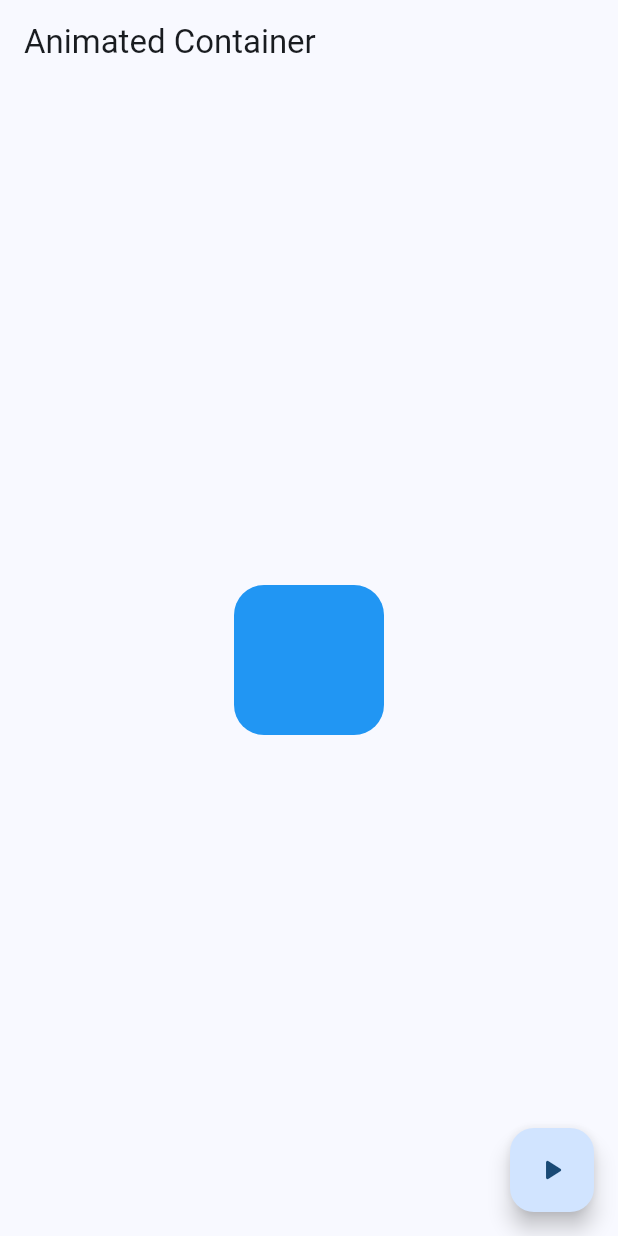
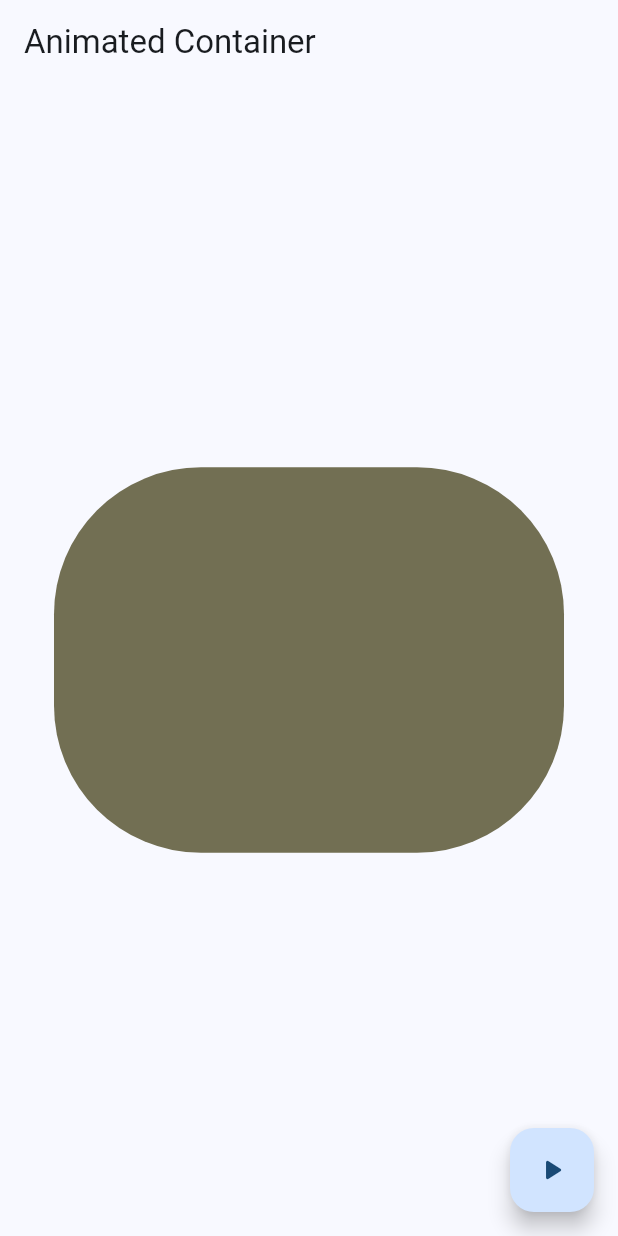
Before and after one commit to edisondavidcode/widgets_app_flutter, a Flutter app: the AnimatedScreen screen opened by its route, after a tap on the "play arrow" icon, on a phone screen of 412 x 824 dp. Run offline on Flutter 3.47's test engine with Material 3 defaults, Android fonts, the phone set to English and light mode, and no system bars; our stand-ins replace go_router.

Commit message:
Animar las propiedades del contenedor

```diff
--- a/lib/presentation/screens/animated/animated_screen.dart
+++ b/lib/presentation/screens/animated/animated_screen.dart
@@ -1,9 +1,30 @@
+import 'dart:math' show Random;
 import 'package:flutter/material.dart';
 
-class AnimatedScreen extends StatelessWidget {
+class AnimatedScreen extends StatefulWidget {
   static const name = 'animated_screen';
 
   const AnimatedScreen({super.key});
+
+  @override
+  State<AnimatedScreen> createState() => _AnimatedScreenState();
+}
+
+class _AnimatedScreenState extends State<AnimatedScreen> {
+  double width = 50;
+  double height = 50;
+  Color color = Colors.indigo;
+  double borderRadius = 10.0;
+
+  void changeShape() {
+    final random = Random();
+    width = random.nextInt(300) + 120;
+    height = random.nextInt(300) + 120;
+    borderRadius = random.nextInt(100) + 20;
+    color = Color.fromRGBO(
+        random.nextInt(255), random.nextInt(255), random.nextInt(255), 1);
+    setState(() {});
+  }
 
   @override
   Widget build(BuildContext context) {
@@ -14,15 +35,17 @@
       body: Center(
         child: AnimatedContainer(
           duration: const Duration(milliseconds: 400),
-          curve: Curves.easeOutCubic,
-          width: 100,
-          height: 100,
+          curve: Curves.elasticOut,
+          width: width <= 0 ? 0 : width,
+          height: height <= 0 ? 0 : height,
           decoration: BoxDecoration(
-              color: Colors.blue, borderRadius: BorderRadius.circular(20)),
+              color: color,
+              borderRadius:
+                  BorderRadius.circular(borderRadius < 0 ? 0 : borderRadius)),
         ),
       ),
       floatingActionButton: FloatingActionButton(
-        onPressed: () {},
+        onPressed: changeShape,
         child: const Icon(Icons.play_arrow_rounded),
       ),
     );
```
